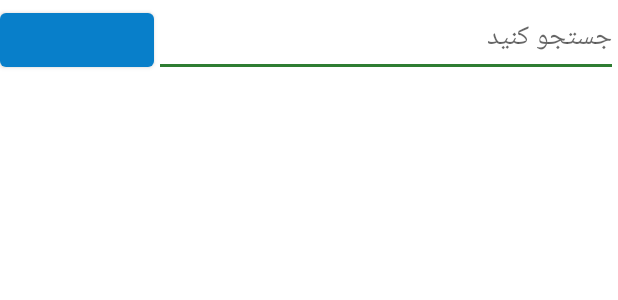
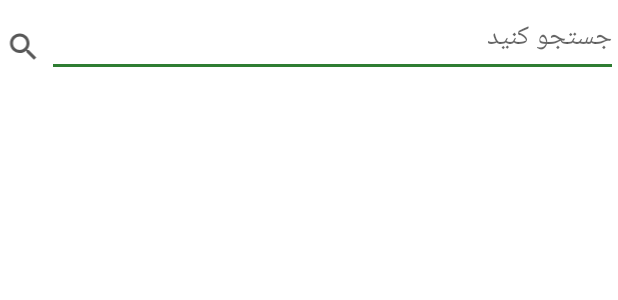
Before and after one commit to fakemariastyles/Around-Me-For_Cafe-Bazzare, an Android app: the layout fragment_list.xml on its own in the app's theme, with its tools: preview values and no code run, on a phone screen of 412 x 824 dp. Shown: the top 300 px of the screen. Run offline under Robolectric (Android 15) with nearby library versions, the phone set to English and light mode, and no system bars; network calls fail.

Commit message:
Replaced searchButton with searchIcon

```diff
--- a/app/src/main/java/com/workshop/aroundme/app/ui/categories/CategoryFragment.kt
+++ b/app/src/main/java/com/workshop/aroundme/app/ui/categories/CategoryFragment.kt
@@ -9,6 +9,7 @@ import android.view.LayoutInflater
 import android.view.View
 import android.view.ViewGroup
 import android.widget.EditText
+import android.widget.ImageView
 import android.widget.LinearLayout
 import androidx.fragment.app.Fragment
 import androidx.recyclerview.widget.LinearLayoutManager
@@ -23,11 +24,11 @@ import kotlin.concurrent.thread
 
 class CategoryFragment : Fragment() , OnCategoryChildItemClickListener{
     private var adapter :CategoryAdapter? = null
-    override fun onViewCreated(fragmentView: View, savedInstanceState: Bundle?) {
+    override fun  onViewCreated(fragmentView: View, savedInstanceState: Bundle?) {
         super.onViewCreated(fragmentView, savedInstanceState)
         val recyclerView = fragmentView.findViewById(R.id.recyclerView) as RecyclerView
         recyclerView.layoutManager = LinearLayoutManager(fragmentView.context)
-        view?.findViewById<View?>(R.id.searchButton)?.setOnClickListener() {
+        view?.findViewById<ImageView>(R.id.search_button)?.setOnClickListener() {
             if (fragmentView.findViewById<EditText>(R.id.searchEditText).text!!.isNotEmpty()) {
                 val toBeSearched = fragmentView.findViewById<EditText>(R.id.searchEditText).text
                 fragmentManager?.beginTransaction()
--- a/app/src/main/java/com/workshop/aroundme/app/ui/categories/SearchFragment.kt
+++ b/app/src/main/java/com/workshop/aroundme/app/ui/categories/SearchFragment.kt
@@ -8,6 +8,7 @@ import android.view.LayoutInflater
 import android.view.View
 import android.view.ViewGroup
 import android.widget.EditText
+import android.widget.ImageView
 import androidx.fragment.app.Fragment
 import androidx.recyclerview.widget.LinearLayoutManager
 import androidx.recyclerview.widget.RecyclerView
@@ -26,7 +27,7 @@ class SearchFragment : Fragment() , OnCategoryChildItemClickListener {
         val recyclerView =fragmentView.findViewById(R.id.recyclerView) as RecyclerView
         recyclerView.layoutManager = LinearLayoutManager(fragmentView.context)
 
-        view?.findViewById<View?>(R.id.searchButton)?.setOnClickListener() {
+        view?.findViewById<ImageView>(R.id.search_button)?.setOnClickListener() {
             if (fragmentView.findViewById<EditText>(R.id.searchEditText).text!!.isNotEmpty()) {
                 val toBeSearched = fragmentView.findViewById<EditText>(R.id.searchEditText).text
                 fragmentManager?.beginTransaction()
--- a/app/src/main/res/layout/fragment_list.xml
+++ b/app/src/main/res/layout/fragment_list.xml
@@ -6,8 +6,15 @@
              tools:context=".app.ui.categories.CategoryFragment">
     <LinearLayout android:layout_width="match_parent" android:layout_height="match_parent" android:orientation="vertical">
 <LinearLayout android:layout_width="match_parent" android:layout_height="0dp" android:orientation="horizontal" android:layout_weight="1">
-    <Button android:layout_width="0dp" android:layout_weight="1" android:layout_height="wrap_content" android:id="@+id/searchButton"/>
-    <EditText android:layout_width="0dp" android:layout_weight="3" android:layout_height="wrap_content" android:id="@+id/searchEditText" android:hint="@string/search_here"/>
+    <ImageView
+            android:id="@+id/search_button"
+            android:layout_width="0dp"
+            android:layout_weight="1"
+            android:layout_height="wrap_content"
+            android:layout_alignParentRight="true"
+            android:src="@drawable/ic_search_black"
+            android:layout_gravity="center_vertical"/>
+    <EditText android:layout_width="0dp" android:layout_weight="12" android:layout_height="wrap_content" android:id="@+id/searchEditText" android:hint="@string/search_here"/>
 </LinearLayout>
     <androidx.recyclerview.widget.RecyclerView
             android:layout_marginTop="5dp"
```
